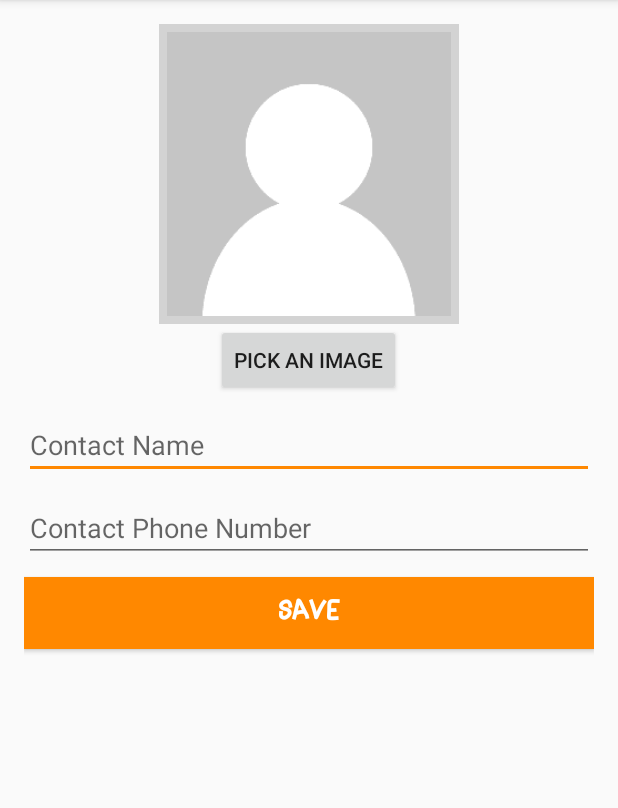
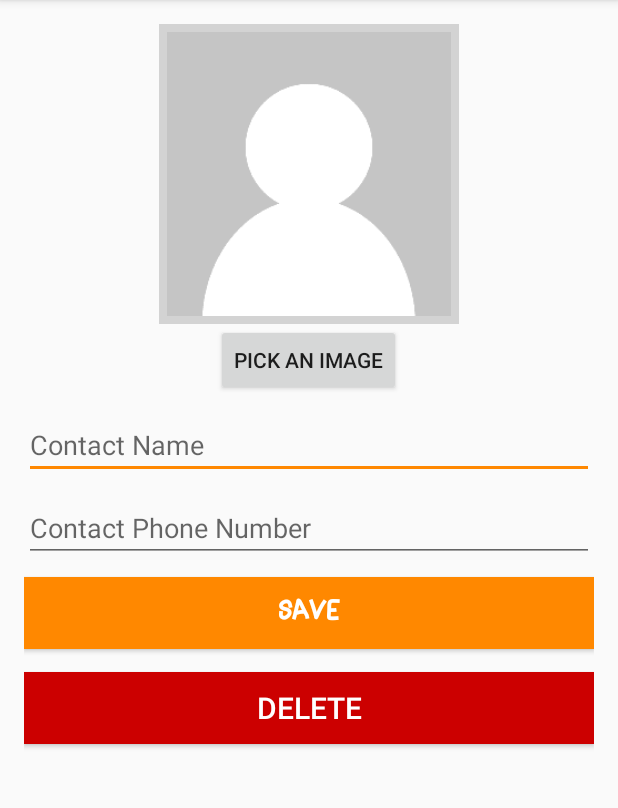
Before and after one commit to juliorendon/speedtouch, an Android app: the AddActivity screen opened directly, with no data from a screen before it, on a phone screen of 412 x 824 dp, the part 84-892 px from its top. Run offline under Robolectric (Android 15) with nearby library versions, the phone set to English and light mode, and no system bars; libraries missing offline, so code that uses them is left out: com.soundcloud.android.

Commit message:
almost done

```diff
--- a/app/src/main/res/layout/activity_add.xml
+++ b/app/src/main/res/layout/activity_add.xml
@@ -65,4 +65,15 @@
         android:textColor="@android:color/white"
         android:layout_gravity="center"/>
 
+    <Button
+        android:id="@+id/btn_delete"
+        android:layout_width="fill_parent"
+        android:layout_height="wrap_content"
+        android:text="@string/btn_delete"
+        android:textSize="20dp"
+        android:layout_marginTop="15dp"
+        android:background="@color/darkred"
+        android:textColor="@android:color/white"
+        android:layout_gravity="center"/>
+
 </LinearLayout>
--- a/app/src/main/res/values/strings.xml
+++ b/app/src/main/res/values/strings.xml
@@ -6,6 +6,7 @@
     <string name="hint_name">Contact Name</string>
     <string name="hint_phone_number">Contact Phone Number</string>
     <string name="btn_save">Save</string>
+    <string name="btn_delete">Delete</string>
     <string name="save_contact_validation">Please enter a Name and a Phone Number</string>
     <string name="save_contact_successfully">New contact saved :)</string>
     <string name="update_contact_successfully">Contact updated :)</string>
```
Also changed, not shown: app/src/main/java/jotace/org/speedtouch/EditActivity.java (+42 -2 lines), 1 other file.
